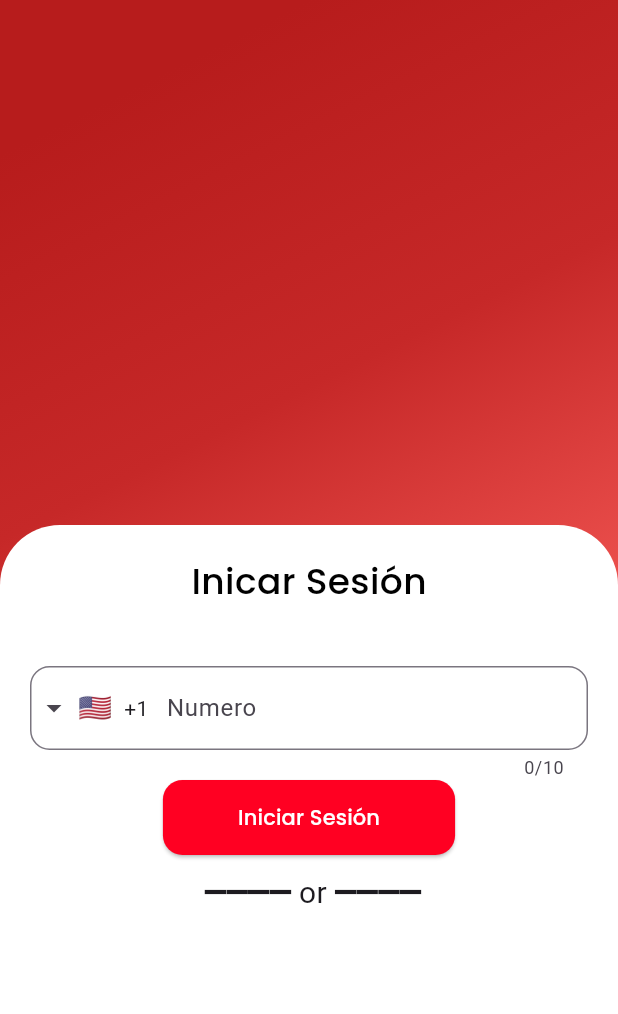
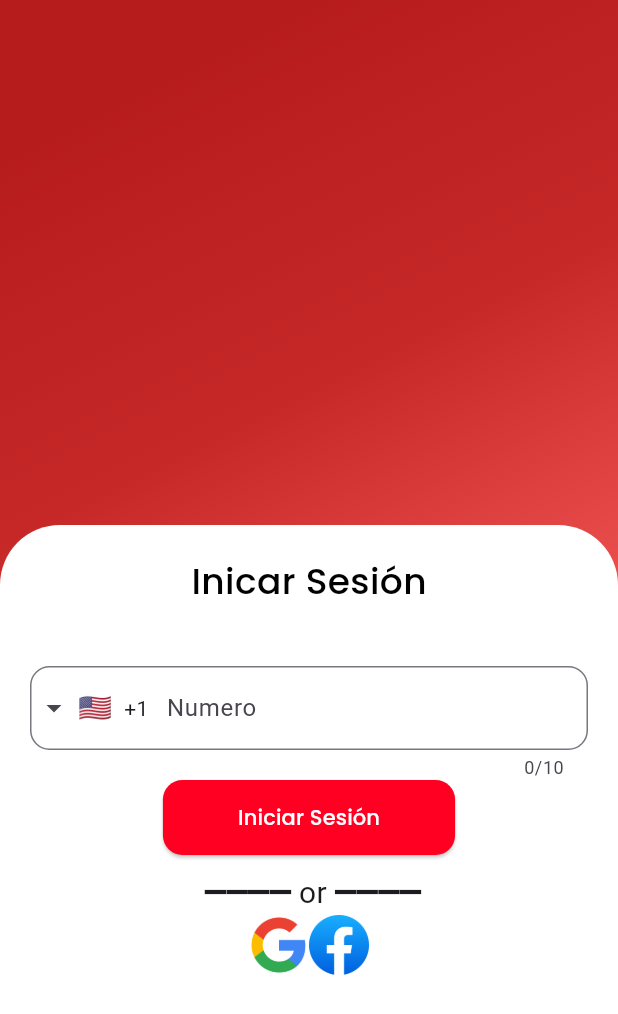
Before and after one commit to alttiplano/Mi_Tiendita, a Flutter app: the screen it shows after launch, on a phone screen of 412 x 824 dp. Shown: the top 1014 px of the screen. Run offline on Flutter 3.47's test engine with Material 3 defaults, Android fonts, the phone set to English and light mode, and no system bars; drawn by our look-alikes of intl_phone_field.

Commit message:
:arrow_up: Update `new 2.0`

```diff
--- a/lib/src/pages/auth/login/login_card.dart
+++ b/lib/src/pages/auth/login/login_card.dart
@@ -1,6 +1,7 @@
 import 'package:flutter/material.dart';
 import 'package:mi_tiendita/src/pages/auth/login/themes/colors.dart';
 import 'package:intl_phone_field/intl_phone_field.dart';
+import 'package:mi_tiendita/src/pages/auth/login/widgets/square_tile.dart';
 import 'package:mi_tiendita/src/themes/button_color.dart';
 
 class LoginCard extends StatelessWidget {
@@ -68,6 +69,13 @@ class LoginCard extends StatelessWidget {
                 ), // Add your text here
               ],
             ),
+            const Row(
+              mainAxisAlignment: MainAxisAlignment.center, // Corrected here
+              children: [
+                SquareTile(imagePath: 'assets/images/google.png'),
+                SquareTile(imagePath: 'assets/images/facebook.webp'),
+              ],
+            )
           ],
         ),
       ),
--- /dev/null
+++ b/lib/src/pages/auth/login/widgets/square_tile.dart
@@ -0,0 +1,19 @@
+import 'package:flutter/material.dart';
+
+class SquareTile extends StatelessWidget {
+  final String imagePath;
+  const SquareTile({
+    super.key,
+    required this.imagePath,
+  });
+
+  @override
+  Widget build(BuildContext context) {
+    return Container(
+      child: Image.asset(
+        imagePath,
+        height: 40,
+      ),
+    );
+  }
+}
```
Also changed, not shown: assets/images/facebook.webp (added), assets/images/google.png (added), assets/images/svg/login.svg (renamed from assets/images/login.svg).
